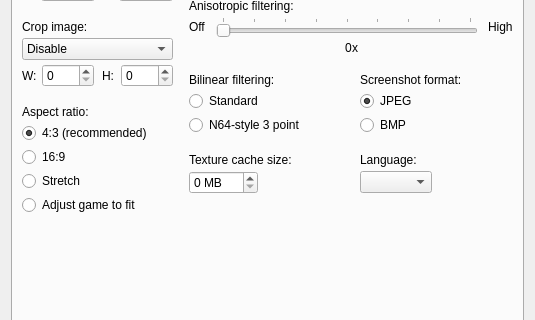
gonetz/GLideN64, file src/GLideNUI/configDialog.ui: the form before one commit; both pictures show x 0 to 535 and y 195 to 515 of the 535 by 670 pixel window.
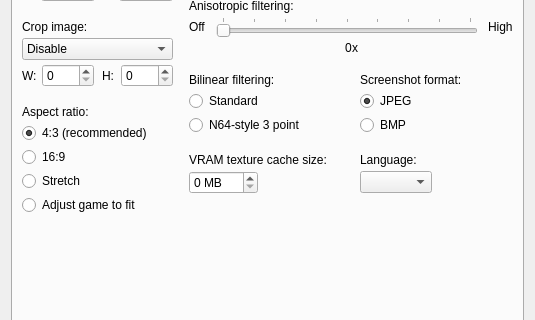
The form after the commit. Icons and pictures are not drawn.

Commit message: Simpler language for texture caching

What changed in the file:
```diff
--- a/src/GLideNUI/configDialog.ui
+++ b/src/GLideNUI/configDialog.ui
@@ -13,12 +13,6 @@
     <height>644</height>
    </rect>
   </property>
-  <property name="sizePolicy">
-   <sizepolicy hsizetype="MinimumExpanding" vsizetype="MinimumExpanding">
-    <horstretch>0</horstretch>
-    <verstretch>0</verstretch>
-   </sizepolicy>
-  </property>
   <property name="windowTitle">
    <string>GLideN64 settings</string>
   </property>
@@ -837,7 +831,7 @@
                  <item>
                   <widget class="QLabel" name="label">
                    <property name="text">
-                    <string>Texture cache size:</string>
+                    <string>VRAM texture cache size:</string>
                    </property>
                   </widget>
                  </item>
```
Left out of the diff: 12 changed lines with no effect on the pictures.
